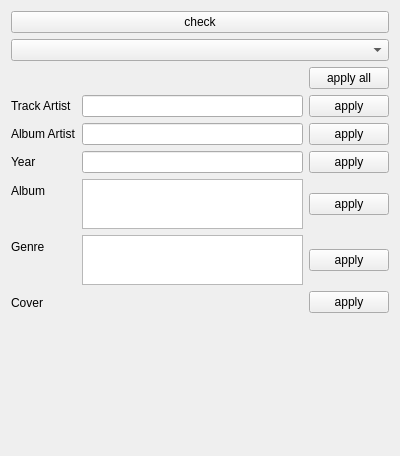
Before: the Qt Designer form OnlineSourcesWidget.ui in CaptainCoke/TagSupporter, drawn with Qt 5.
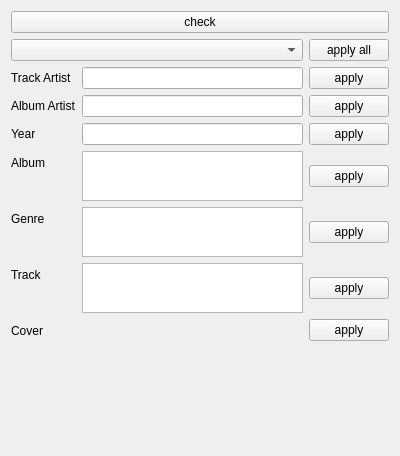
After: the same form once the commit is applied.

Commit message: Added UI elements to transfer track infos (title, artist, number, disc) from online source

```diff
--- a/OnlineSourcesWidget.ui
+++ b/OnlineSourcesWidget.ui
@@ -28,16 +28,6 @@
      </item>
     </layout>
    </item>
-   <item row="1" column="0" colspan="2">
-    <widget class="QComboBox" name="sourceCombo">
-     <property name="sizePolicy">
-      <sizepolicy hsizetype="MinimumExpanding" vsizetype="Fixed">
-       <horstretch>0</horstretch>
-       <verstretch>0</verstretch>
-      </sizepolicy>
-     </property>
-    </widget>
-   </item>
    <item row="3" column="0">
     <widget class="QLabel" name="label_12">
      <property name="text">
@@ -169,14 +159,14 @@
      </item>
     </layout>
    </item>
-   <item row="8" column="0">
+   <item row="9" column="0">
     <widget class="QLabel" name="label_15">
      <property name="text">
       <string>Cover</string>
      </property>
     </widget>
    </item>
-   <item row="8" column="1">
+   <item row="9" column="1">
     <layout class="QGridLayout" name="coverLayout">
      <item row="0" column="3">
       <widget class="QPushButton" name="applyCoverButton">
@@ -226,20 +216,17 @@
      </item>
     </layout>
    </item>
-   <item row="2" column="1">
+   <item row="2" column="0" colspan="2">
     <layout class="QHBoxLayout" name="horizontalLayout_2">
      <item>
-      <spacer name="horizontalSpacer">
-       <property name="orientation">
-        <enum>Qt::Horizontal</enum>
+      <widget class="QComboBox" name="sourceCombo">
+       <property name="sizePolicy">
+        <sizepolicy hsizetype="MinimumExpanding" vsizetype="Fixed">
+         <horstretch>0</horstretch>
+         <verstretch>0</verstretch>
+        </sizepolicy>
        </property>
-       <property name="sizeHint" stdset="0">
-        <size>
-         <width>40</width>
-         <height>20</height>
-        </size>
-       </property>
-      </spacer>
+      </widget>
      </item>
      <item>
       <widget class="QPushButton" name="applyAllButton">
@@ -250,6 +237,34 @@
      </item>
     </layout>
    </item>
+   <item row="8" column="0">
+    <widget class="QLabel" name="label">
+     <property name="text">
+      <string>Track</string>
+     </property>
+    </widget>
+   </item>
+   <item row="8" column="1">
+    <layout class="QHBoxLayout" name="horizontalLayout_3">
+     <item>
+      <widget class="QListWidget" name="trackList">
+       <property name="maximumSize">
+        <size>
+         <width>16777215</width>
+         <height>50</height>
+        </size>
+       </property>
+      </widget>
+     </item>
+     <item>
+      <widget class="QPushButton" name="applyTrackButton">
+       <property name="text">
+        <string>apply</string>
+       </property>
+      </widget>
+     </item>
+    </layout>
+   </item>
   </layout>
  </widget>
  <resources/>
```
The commit also changes 3 other files.
